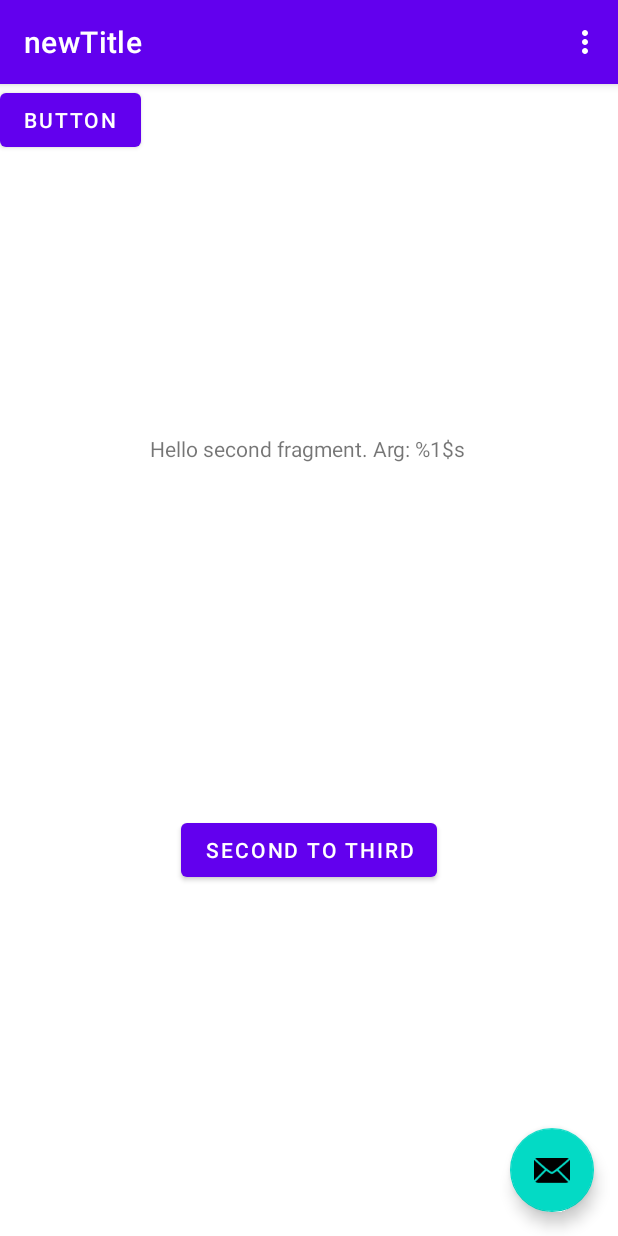
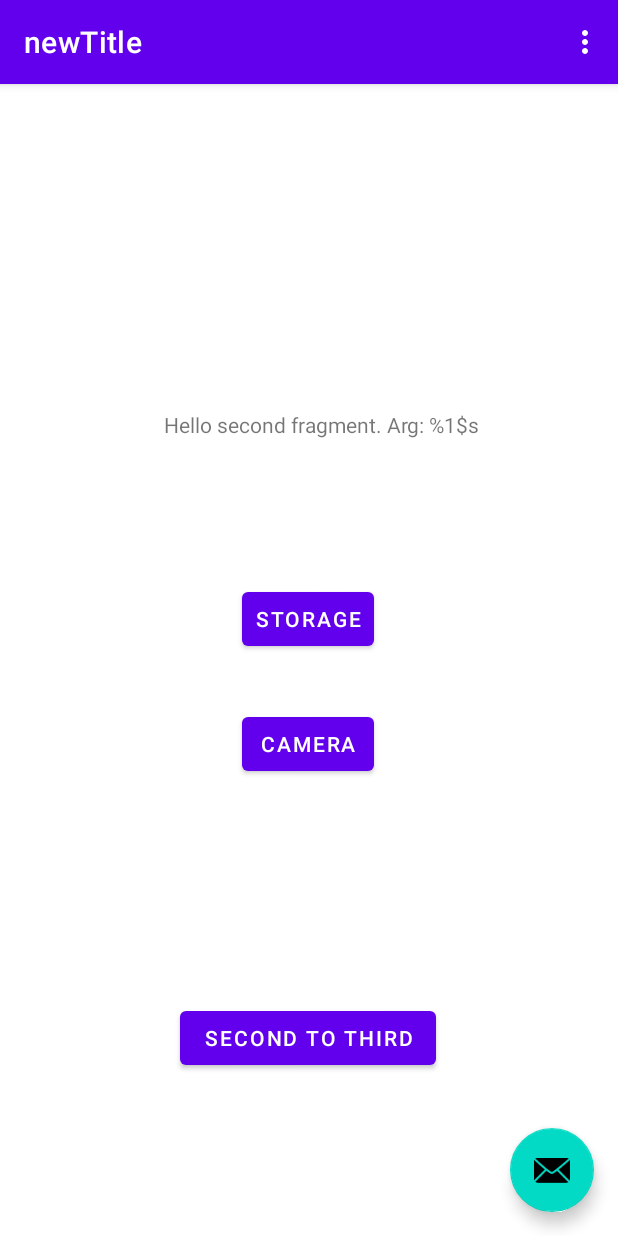
Before and after one commit to HitomiHoshi/testingandroidjava, an Android app: the SecondFragment screen opened through its navigation route, on a phone screen of 412 x 824 dp. Run offline under Robolectric (Android 15) with nearby library versions, the phone set to English and light mode, and no system bars.

Commit message:
testing ble

```diff
--- a/app/src/main/AndroidManifest.xml
+++ b/app/src/main/AndroidManifest.xml
@@ -1,5 +1,6 @@
 <?xml version="1.0" encoding="utf-8"?>
 <manifest xmlns:android="http://schemas.android.com/apk/res/android"
+    xmlns:tools="http://schemas.android.com/tools"
     package="com.example.testingandroidjava">
 
     <uses-permission android:name="android.permission.INTERNET" />
@@ -10,6 +11,9 @@
     <uses-permission android:name="android.permission.ACCESS_FINE_LOCATION" />
     <uses-permission android:name="android.permission.ACCESS_COARSE_LOCATION" />
     <uses-permission android:name="android.permission.CALL_PHONE" />
+    <uses-permission android:name="android.permission.READ_EXTERNAL_STORAGE" />
+    <uses-permission android:name="android.permission.WRITE_EXTERNAL_STORAGE"
+        tools:ignore="ScopedStorage" />
 
     <!-- Required only if your app is available to BLE-capable devices only. ps: change to false if vice-versa -->
     <uses-feature android:name="android.hardware.bluetooth_le" android:required="true"/>
--- a/app/src/main/java/com/example/testingandroidjava/MainActivity.java
+++ b/app/src/main/java/com/example/testingandroidjava/MainActivity.java
@@ -1,10 +1,13 @@
 package com.example.testingandroidjava;
 
+import android.Manifest;
 import android.os.Bundle;
 
+import com.example.testingandroidjava.helper.PermissionsHelper;
 import com.google.android.material.floatingactionbutton.FloatingActionButton;
 import com.google.android.material.snackbar.Snackbar;
 
+import androidx.annotation.NonNull;
 import androidx.appcompat.app.AppCompatActivity;
 import androidx.appcompat.widget.Toolbar;
 
@@ -14,6 +17,7 @@ import android.view.Menu;
 import android.view.MenuItem;
 
 public class MainActivity extends AppCompatActivity {
+    private PermissionsHelper permissionsHelper;
 
     @Override
     protected void onCreate(Bundle savedInstanceState) {
@@ -22,6 +26,8 @@ public class MainActivity extends AppCompatActivity {
         Toolbar toolbar = findViewById(R.id.toolbar);
         setSupportActionBar(toolbar);
         setTitle("newTitle");
+
+        checkPermissions();
 
         FloatingActionButton fab = findViewById(R.id.fab);
         fab.setOnClickListener(new View.OnClickListener() {
@@ -54,4 +60,21 @@ public class MainActivity extends AppCompatActivity {
 
         return super.onOptionsItemSelected(item);
     }
+
+    @Override
+    public void onRequestPermissionsResult(int requestCode, @NonNull String[] permissions, @NonNull int[] grantResults) {
+        permissionsHelper.onRequestPermissionsResult(this, requestCode, permissions, grantResults);
+    }
+
+    private void checkPermissions() {
+        permissionsHelper = new PermissionsHelper();
+        permissionsHelper.checkAndRequestPermissions(this,
+                Manifest.permission.READ_EXTERNAL_STORAGE,
+                Manifest.permission.ACCESS_FINE_LOCATION,
+                Manifest.permission.ACCESS_COARSE_LOCATION,
+                Manifest.permission.CAMERA,
+                Manifest.permission.BLUETOOTH,
+                Manifest.permission.BLUETOOTH_ADMIN,
+                Manifest.permission.CALL_PHONE);
+    }
 }
--- a/app/src/main/res/layout/fragment_second.xml
+++ b/app/src/main/res/layout/fragment_second.xml
@@ -6,6 +6,10 @@
     android:layout_height="match_parent"
     tools:context=".SecondFragment">
 
+    <!--Button to request storage permission-->
+
+    <!--Button to request camera permission-->
+
     <TextView
         android:id="@+id/textview_second"
         android:layout_width="wrap_content"
@@ -13,25 +17,47 @@
         android:text="@string/hello_second_fragment"
         app:layout_constraintBottom_toTopOf="@id/button_second"
         app:layout_constraintEnd_toEndOf="parent"
-        app:layout_constraintHorizontal_bias="0.497"
+        app:layout_constraintHorizontal_bias="0.542"
         app:layout_constraintStart_toStartOf="parent"
-        app:layout_constraintTop_toTopOf="parent" />
+        app:layout_constraintTop_toTopOf="parent"
+        app:layout_constraintVertical_bias="0.367" />
 
     <Button
         android:id="@+id/button_second"
         android:layout_width="wrap_content"
         android:layout_height="wrap_content"
+        android:layout_marginBottom="108dp"
         android:text="@string/second_to_third"
         app:layout_constraintBottom_toBottomOf="parent"
         app:layout_constraintEnd_toEndOf="parent"
-        app:layout_constraintStart_toStartOf="parent"
-        app:layout_constraintTop_toBottomOf="@id/textview_second" />
+        app:layout_constraintHorizontal_bias="0.497"
+        app:layout_constraintStart_toStartOf="parent" />
 
     <Button
-        android:id="@+id/button"
+        android:id="@+id/storage"
         android:layout_width="wrap_content"
         android:layout_height="wrap_content"
-        android:text="Button"
-        tools:layout_editor_absoluteX="158dp"
-        tools:layout_editor_absoluteY="376dp" />
+        android:layout_centerHorizontal="true"
+        android:layout_marginTop="60dp"
+        android:padding="8dp"
+        android:text="@string/storage"
+        app:layout_constraintBottom_toTopOf="@+id/camera"
+        app:layout_constraintEnd_toEndOf="parent"
+        app:layout_constraintHorizontal_bias="0.498"
+        app:layout_constraintStart_toStartOf="parent"
+        app:layout_constraintTop_toBottomOf="@+id/textview_second" />
+
+    <Button
+        android:id="@+id/camera"
+        android:layout_width="wrap_content"
+        android:layout_height="wrap_content"
+        android:layout_below="@id/storage"
+        android:layout_centerHorizontal="true"
+        android:layout_marginBottom="148dp"
+        android:padding="8dp"
+        android:text="@string/camera"
+        app:layout_constraintBottom_toTopOf="@+id/button_second"
+        app:layout_constraintEnd_toEndOf="parent"
+        app:layout_constraintHorizontal_bias="0.498"
+        app:layout_constraintStart_toStartOf="parent" />
 </androidx.constraintlayout.widget.ConstraintLayout>
--- a/app/src/main/res/values/strings.xml
+++ b/app/src/main/res/values/strings.xml
@@ -29,6 +29,7 @@
     <string name="convert">convert</string>
     <string name="direct_call">direct call</string>
     <string name="dial">Dial Number</string>
+    <string name="dialog_list">Dialog List</string>
 
     <string name="hello_first_fragment">Hello first fragment</string>
     <string name="hello_second_fragment">Hello second fragment. Arg: %1$s</string>
@@ -40,4 +41,6 @@
     <string name="hello_eight_fragment">Hello eight fragment</string>
     <string name="hello_nineth_fragment">Hello nineth fragment</string>
     <string name="hello_tenth_fragment">Hello tenth fragment</string>
+    <string name="storage">Storage</string>
+    <string name="camera">Camera</string>
 </resources>
```
Also changed, not shown: app/src/main/java/com/example/testingandroidjava/SecondFragment.java (+102 -0 lines), app/src/main/java/com/example/testingandroidjava/helper/PermissionsHelper.java (added, +93 -0 lines), app/src/main/res/layout/fragment_third.xml (+15 -9 lines).
